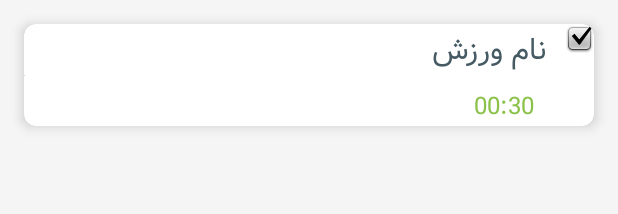
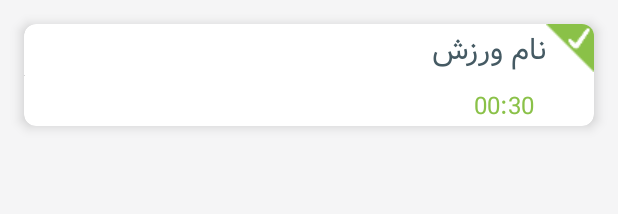
Before and after one commit to valiamin21/fitness_app, an Android app: the layout layout_exercise_item.xml on its own in the app's theme, with its tools: preview values and no code run, on a phone screen of 412 x 824 dp. Shown: the top 214 px of the screen. Run offline under Robolectric (Android 15) with nearby library versions, the phone set to English and light mode, and no system bars; network calls fail.

Commit message:
modifying exercise item checked icon

```diff
--- a/app/src/main/res/layout/layout_exercise_item.xml
+++ b/app/src/main/res/layout/layout_exercise_item.xml
@@ -60,11 +60,12 @@
         <!--        todo changing check icon-->
         <ImageView
             android:id="@+id/image_doneCheck"
-            android:layout_width="wrap_content"
-            android:layout_height="wrap_content"
+            android:layout_width="@dimen/exercise_checked_icon_size"
+            android:layout_height="@dimen/exercise_checked_icon_size"
             app:layout_constraintRight_toRightOf="parent"
             app:layout_constraintTop_toTopOf="parent"
-            app:srcCompat="@android:drawable/checkbox_on_background" />
+            android:src="@drawable/green_checked"
+            app:tint="@color/colorPrimary" />
     </androidx.constraintlayout.widget.ConstraintLayout>
 
 
--- a/app/src/main/res/values/dimens.xml
+++ b/app/src/main/res/values/dimens.xml
@@ -16,4 +16,6 @@
     <dimen name="tag_text_radius">3dp</dimen>
 
     <dimen name="app_cards_elevation">5dp</dimen>
+
+    <dimen name="exercise_checked_icon_size">32dp</dimen>
 </resources>
```
Also changed, not shown: app/src/main/res/drawable-xxhdpi/green_checked.png (added).
